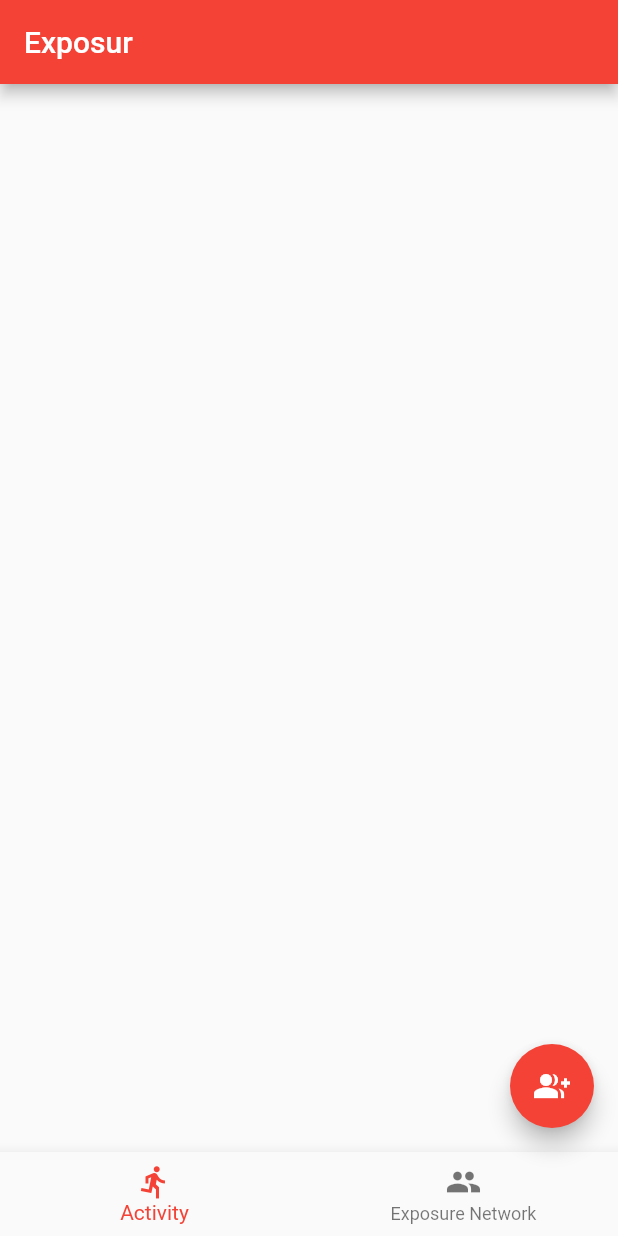
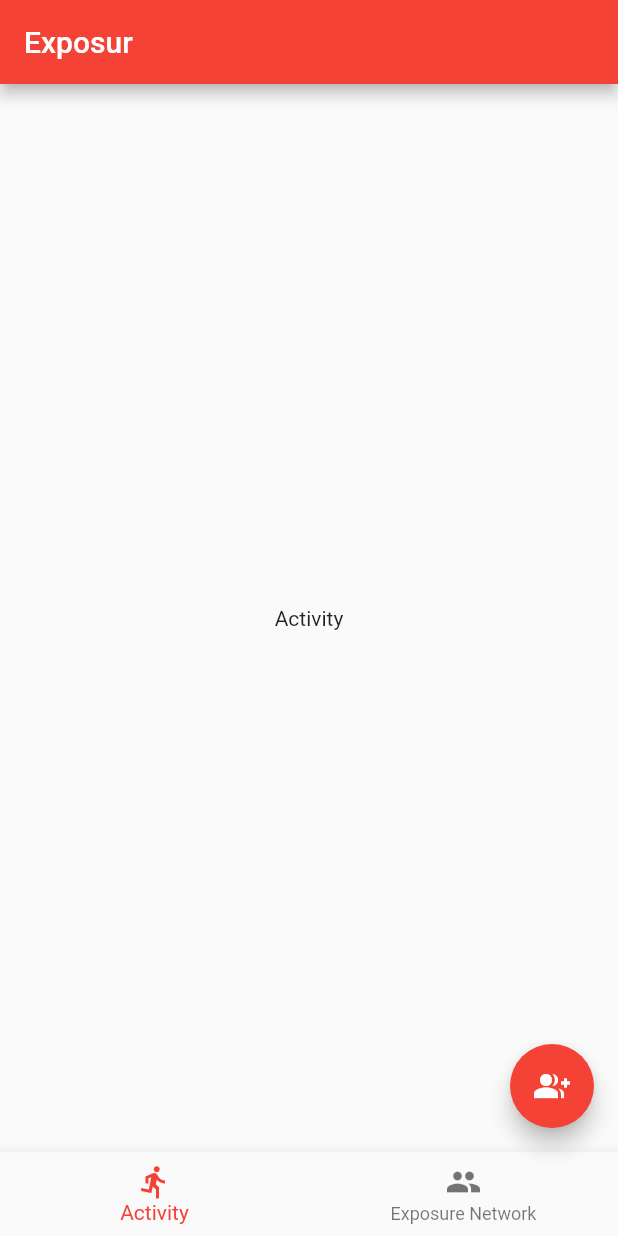
Before and after one commit to CollinDietz/exposur, a Flutter app: the screen it shows after launch, on a phone screen of 412 x 824 dp. Run offline on Flutter 3.47's test engine with Material 2 defaults, Android fonts, the phone set to English and light mode, and no system bars.

Commit message:
Add navigation between 2 tabs

```diff
--- a/lib/main.dart
+++ b/lib/main.dart
@@ -24,11 +24,27 @@ class MyHomePage extends StatefulWidget {
 }
 
 class _MyHomePageState extends State<MyHomePage> {
+  int _selectedIndex = 0;
+
+  static const List<Widget> _appTabs = <Widget>[
+    Text('Activity'),
+    Text('Exposure Graph')
+  ];
+
+  void _onItemTapped(int index) {
+    setState(() {
+      _selectedIndex = index;
+    });
+  }
+
   @override
   Widget build(BuildContext context) {
     return Scaffold(
       appBar: AppBar(
         title: Text(widget.title),
+      ),
+      body: Center(
+        child: _appTabs.elementAt(_selectedIndex),
       ),
       bottomNavigationBar: BottomNavigationBar(
         items: [
@@ -43,8 +59,10 @@ class _MyHomePageState extends State<MyHomePage> {
               Icons.group
             ),
             title: Text("Exposure Network")
-          )
+          ),
         ],
+        currentIndex: _selectedIndex,
+        onTap: _onItemTapped,
       ),
       floatingActionButton: FloatingActionButton(
         onPressed: null,
```
